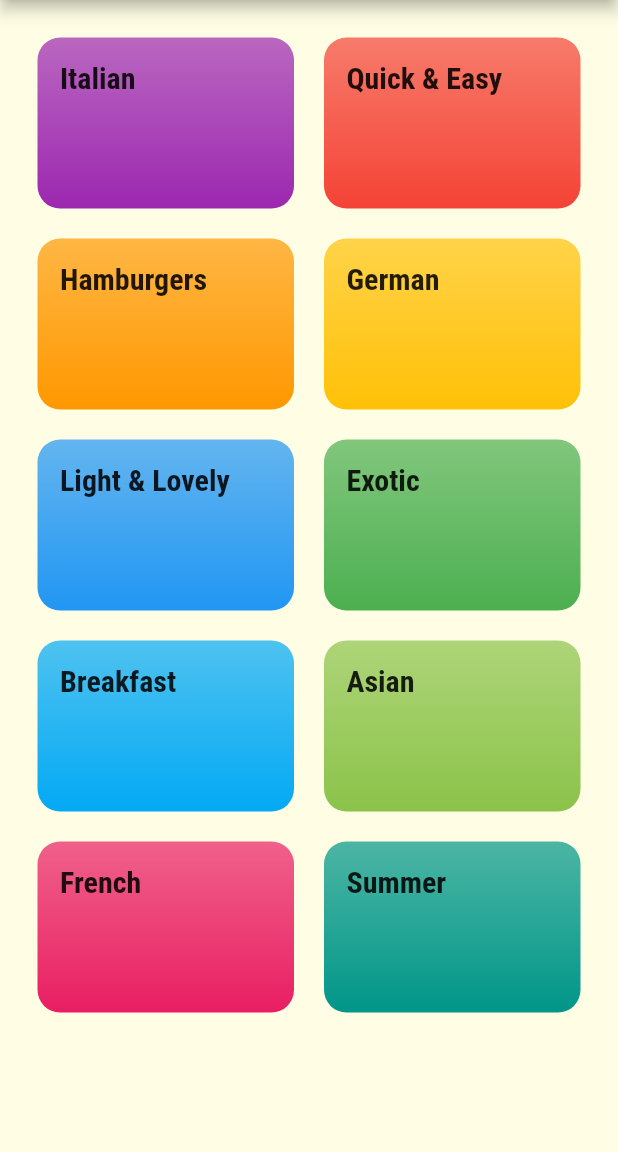
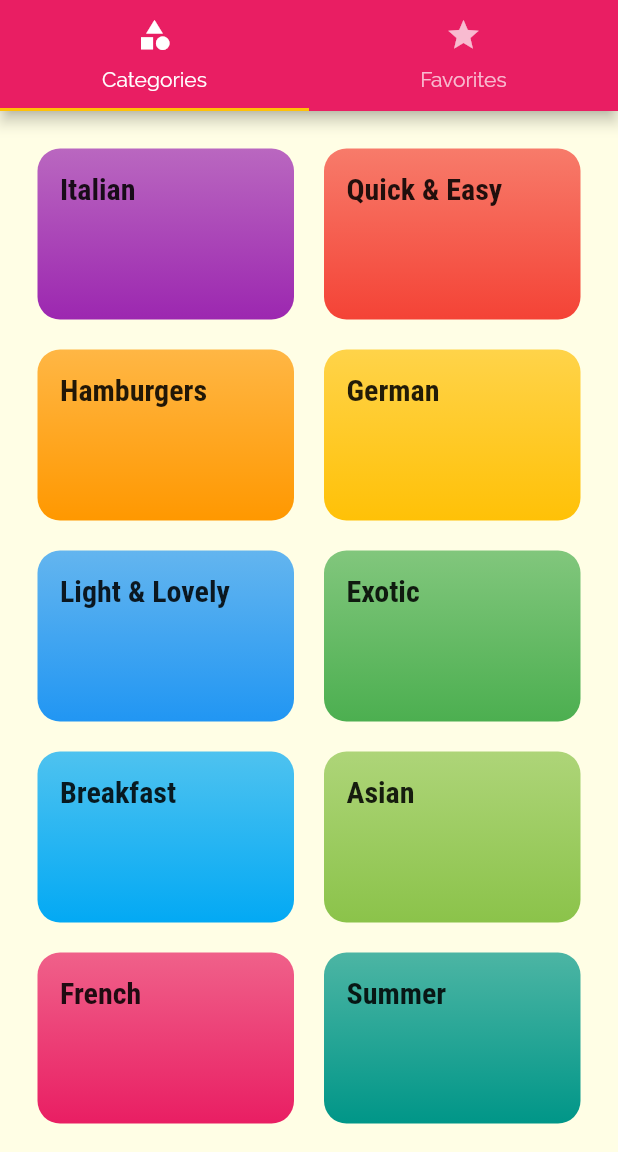
Before and after one commit to AhmedMostafaElbasha/DeliMeals, a Flutter app: the screen it shows after launch, on a phone screen of 412 x 824 dp, the part 84-1236 px from its top. Run offline on Flutter 3.47's test engine with Material 2 defaults, Android fonts, the phone set to English and light mode, and no system bars.

Commit message:
Added Tabs Screen to App

```diff
--- a/meals_app/lib/main.dart
+++ b/meals_app/lib/main.dart
@@ -1,6 +1,8 @@
 import 'package:flutter/material.dart';
-import 'package:meals_app/screens/meal-detail_screen.dart';
 
+import './screens/favorites_screen.dart';
+import './screens/meal-detail_screen.dart';
+import './screens/tabs_screen.dart';
 import './screens/category_meals_screen.dart';
 import './screens/categories_screen.dart';
 
@@ -31,9 +33,11 @@ class MyApp extends StatelessWidget {
         ),
       ),
       //home: CategoriesScreen(),
-      initialRoute: CategoriesScreen.routeName, // Default: '/'
+      initialRoute: TabsScreen.routeName, // Default: '/'
       routes: {
+        TabsScreen.routeName: (contextt) => TabsScreen(),
         CategoriesScreen.routeName:  (contextt) => CategoriesScreen(),
+        FavoritesScreen.routeName: (contextt) => FavoritesScreen(),
         CategoryMealsScreen.routeName: (contextt) => CategoryMealsScreen(),
         MealDetailScreen.routeName: (contextt) => MealDetailScreen(),
       },
--- a/meals_app/lib/screens/categories_screen.dart
+++ b/meals_app/lib/screens/categories_screen.dart
@@ -4,14 +4,10 @@ import '../widgets/category_item.dart';
 import '../data/dummy_data.dart';
 
 class CategoriesScreen extends StatelessWidget {
-  static const routeName = '/';
+  static const routeName = '/categories';
   @override
   Widget build(BuildContext context) {
-    return Scaffold(
-      appBar: AppBar(
-        title: const Text('DeliMeals'),
-      ),
-      body: SafeArea(
+    return SafeArea(
       child: GridView(
         padding: const EdgeInsets.all(25),
         children: DUMMY_CATEGORIES
@@ -30,7 +26,6 @@ class CategoriesScreen extends StatelessWidget {
           mainAxisSpacing: 20,
         ),
       ),
-      ),
     );
   }
 }
--- /dev/null
+++ b/meals_app/lib/screens/favorites_screen.dart
@@ -0,0 +1,12 @@
+import 'package:flutter/material.dart';
+
+class FavoritesScreen extends StatelessWidget {
+  static const routeName = '/favorites-screen';
+
+  @override
+  Widget build(BuildContext context) {
+    return Center(
+      child: Text('The Favorites!'),
+    );
+  }
+}
--- a/meals_app/lib/screens/meal-detail_screen.dart
+++ b/meals_app/lib/screens/meal-detail_screen.dart
@@ -63,7 +63,9 @@ class MealDetailScreen extends StatelessWidget {
                 ),
                 itemCount: selectedMeal.steps.length,
               )),
-              SizedBox(height: 20,),
+              SizedBox(
+                height: 20,
+              ),
             ],
           ),
         ),
--- /dev/null
+++ b/meals_app/lib/screens/tabs_screen.dart
@@ -0,0 +1,45 @@
+import 'package:flutter/material.dart';
+
+import './categories_screen.dart';
+import 'package:meals_app/screens/favorites_screen.dart';
+
+class TabsScreen extends StatefulWidget {
+  static const routeName = '/';
+
+  @override
+  _TabsScreenState createState() => _TabsScreenState();
+}
+
+class _TabsScreenState extends State<TabsScreen> {
+  @override
+  Widget build(BuildContext context) {
+    return DefaultTabController(
+      child: Scaffold(
+        appBar: AppBar(
+          title: Text('DeliMeals'),
+          bottom: TabBar(
+            tabs: <Widget>[
+              Tab(
+                icon: Icon(
+                  Icons.category,
+                ),
+                text: 'Categories',
+              ),
+              Tab(
+                icon: Icon(Icons.star),
+                text: 'Favorites',
+              ),
+            ],
+          ),
+        ),
+        body: TabBarView(
+          children: <Widget>[
+            CategoriesScreen(),
+            FavoritesScreen(),
+          ],
+        ),
+      ),
+      length: 2,
+    );
+  }
+}
```
Also changed, not shown: meals_app/lib/models/meal.dart (+3 -4 lines). Lines whose indentation alone changed are shown as unchanged.
